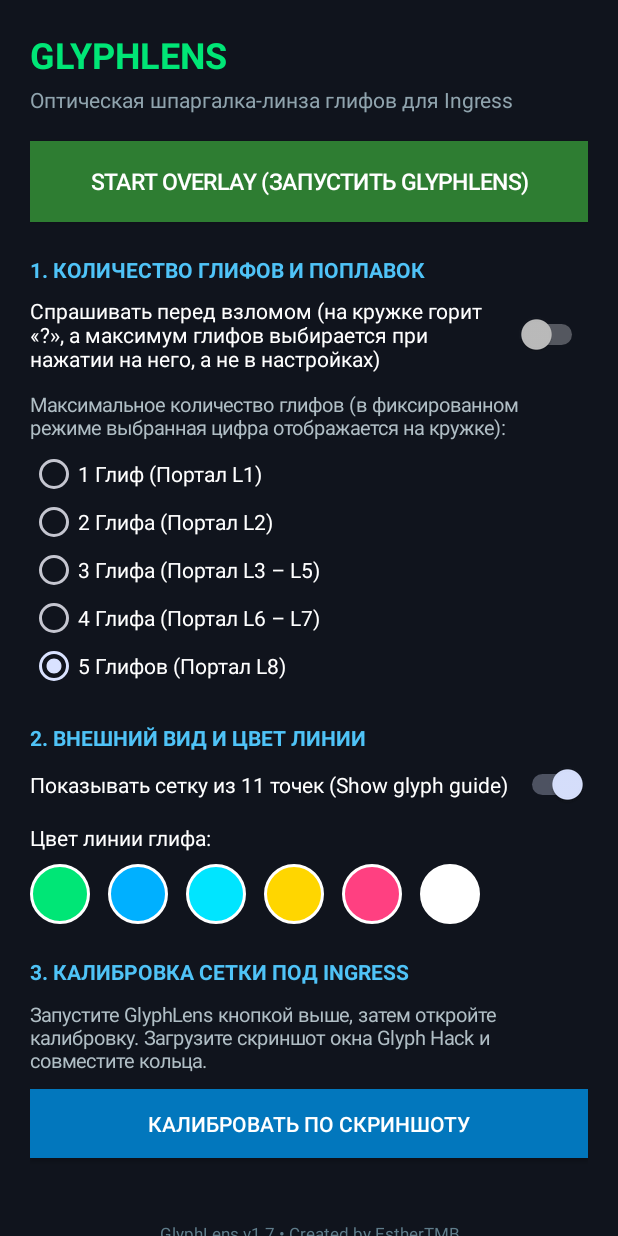
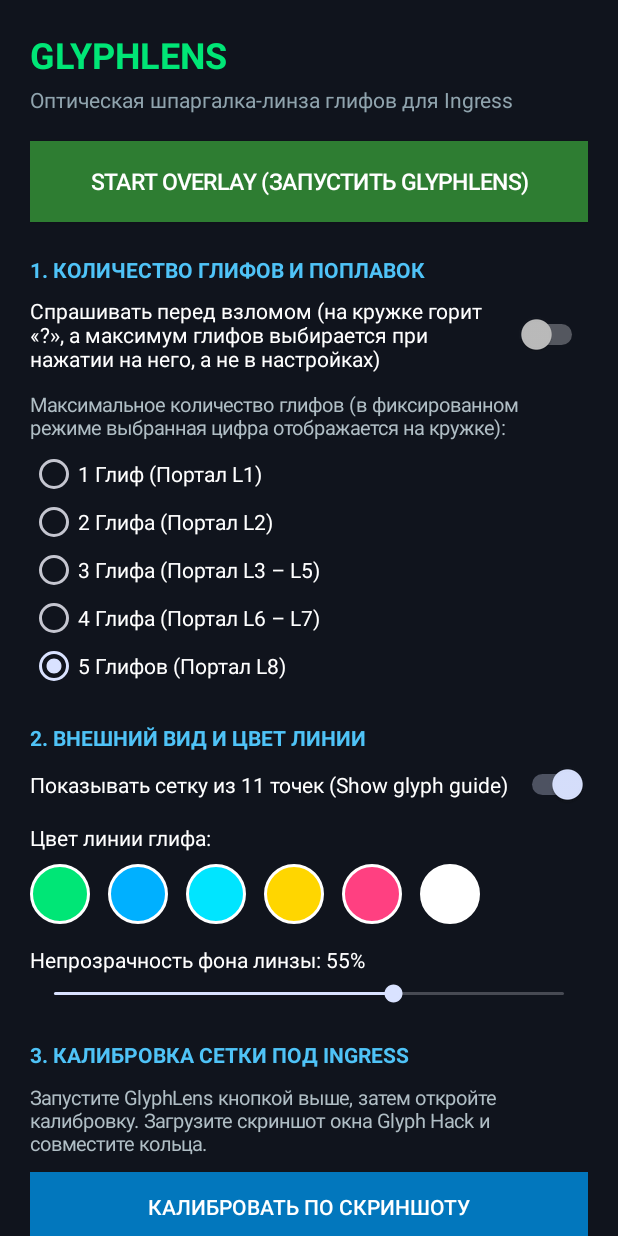
Before and after one commit to EstherTMB/GlyphLens, an Android app: the screen it shows after launch (MainActivity), on a phone screen of 412 x 824 dp. Run offline under Robolectric (Android 15) with nearby library versions, the phone set to English and light mode, and no system bars.

Commit message:
Add files via upload

```diff
--- a/app/src/main/java/com/glyphlens/app/CalibrationActivity.java
+++ b/app/src/main/java/com/glyphlens/app/CalibrationActivity.java
@@ -63,7 +63,6 @@ public class CalibrationActivity extends Activity {
         panelTitle.setTypeface(null, android.graphics.Typeface.BOLD);
         controlPanel.addView(panelTitle);
 
-        // Ползунок общего масштаба
         int currScale = AppPrefs.getGridScalePercent(this);
         scaleValueText = new TextView(this);
         scaleValueText.setText("Размер сетки точек: " + currScale + "%");
@@ -86,7 +85,6 @@ public class CalibrationActivity extends Activity {
         });
         controlPanel.addView(scaleSeek);
 
-        // Ползунок ширины сетки (squash)
         int currSquash = AppPrefs.getGridSquashPercent(this);
         squashValueText = new TextView(this);
         squashValueText.setText("Ширина сетки: " + currSquash + "%");
@@ -109,7 +107,6 @@ public class CalibrationActivity extends Activity {
         });
         controlPanel.addView(squashSeek);
 
-        // Ползунок сдвига Y (Абсолютный)
         int currOffset = AppPrefs.getCanvasAbsoluteY(this);
         if (currOffset == -1) currOffset = screenHeightPx / 3;
 
--- a/app/src/main/java/com/glyphlens/app/MainActivity.java
+++ b/app/src/main/java/com/glyphlens/app/MainActivity.java
@@ -12,11 +12,11 @@ import android.util.TypedValue;
 import android.view.Gravity;
 import android.view.View;
 import android.widget.Button;
-import android.widget.CompoundButton;
 import android.widget.LinearLayout;
 import android.widget.RadioButton;
 import android.widget.RadioGroup;
 import android.widget.ScrollView;
+import android.widget.SeekBar;
 import android.widget.Switch;
 import android.widget.TextView;
 import android.widget.Toast;
@@ -134,6 +134,24 @@ public class MainActivity extends Activity {
         }
         root.addView(colorRow);
 
+        final TextView alphaLabel = new TextView(this);
+        int currAlpha = AppPrefs.getBgAlphaPercent(this);
+        alphaLabel.setText("Непрозрачность фона линзы: " + currAlpha + "%");
+        alphaLabel.setTextColor(Color.WHITE);
+        alphaLabel.setPadding(0, dpToPx(14), 0, dpToPx(4));
+        root.addView(alphaLabel);
+
+        SeekBar alphaSeek = new SeekBar(this);
+        alphaSeek.setMax(60); // 15% .. 75%
+        alphaSeek.setProgress(currAlpha - 15);
+        alphaSeek.setOnSeekBarChangeListener(new SeekBar.OnSeekBarChangeListener() {
+            @Override public void onProgressChanged(SeekBar seekBar, int progress, boolean fromUser) {
+                int val = 15 + progress; alphaLabel.setText("Непрозрачность фона линзы: " + val + "%"); AppPrefs.setBgAlphaPercent(MainActivity.this, val); notifyServicePrefsChanged();
+            }
+            @Override public void onStartTrackingTouch(SeekBar seekBar) {} @Override public void onStopTrackingTouch(SeekBar seekBar) {}
+        });
+        root.addView(alphaSeek);
+
         addSectionHeader(root, "3. КАЛИБРОВКА СЕТКИ ПОД INGRESS");
 
         TextView calibHint = new TextView(this);
@@ -160,7 +178,7 @@ public class MainActivity extends Activity {
         root.addView(openCalibBtn, calibBtnLp);
 
         TextView creditsView = new TextView(this);
-        creditsView.setText("GlyphLens v1.7 • Created by EstherTMB\nCrafted with Gemini AI assistance for Ingress Agents");
+        creditsView.setText("GlyphLens v1.8.1 • Created by EstherTMB\nCrafted with Gemini AI assistance for Ingress Agents");
         creditsView.setTextColor(Color.parseColor("#607D8B"));
         creditsView.setTextSize(11.5f);
         creditsView.setGravity(Gravity.CENTER_HORIZONTAL);
```
Also changed, not shown: app/build.gradle (+13 -2 lines), app/src/main/java/com/glyphlens/app/AppPrefs.java (+0 -9 lines), app/src/main/java/com/glyphlens/app/OverlayService.java (+8 -6 lines), 1 other file.
